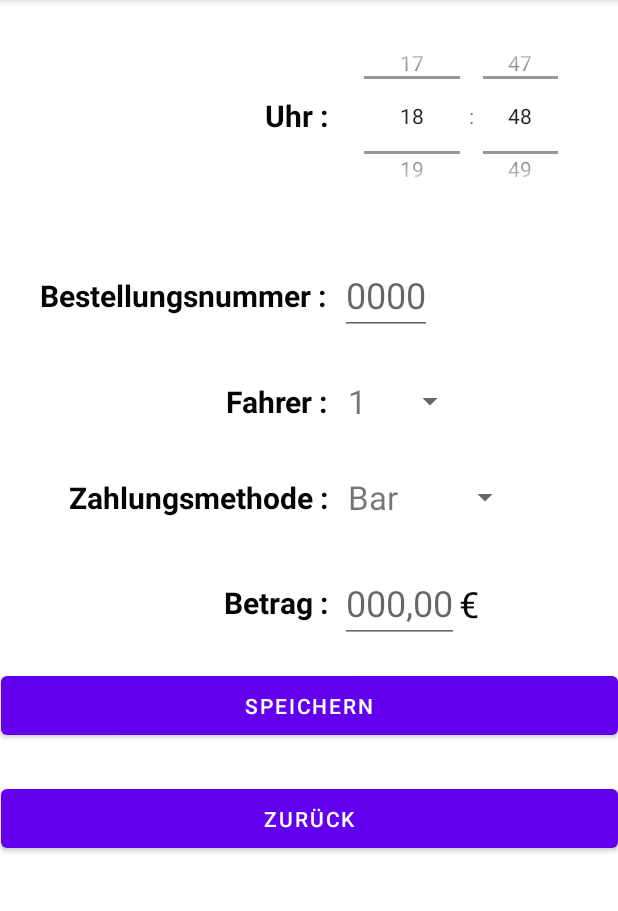
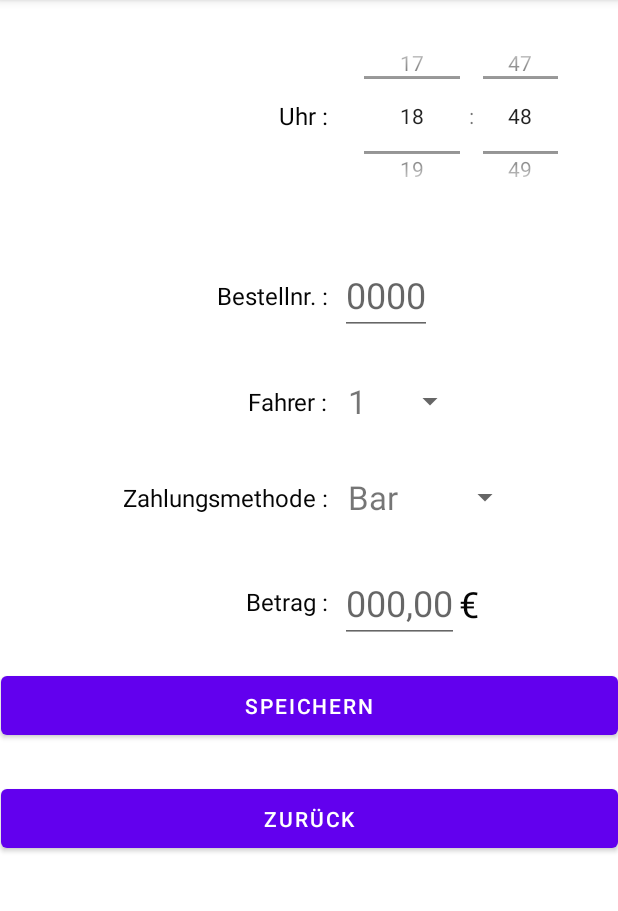
Before and after one commit to jagenau49/adisyon, an Android app: the screen it shows after launch (OrderAddActivity), after a tap on "NEU BESTELLUNG", on a phone screen of 412 x 824 dp, the part 84-995 px from its top. Run offline under Robolectric (Android 15) with nearby library versions, the phone set to English and light mode, and no system bars; our stand-ins replace Room's generated code.

Commit message:
OrderAddActivity updated for small screens.#12

```diff
--- a/app/src/main/java/com/catsoftware/adisyon/MainActivity.java
+++ b/app/src/main/java/com/catsoftware/adisyon/MainActivity.java
@@ -91,9 +91,9 @@ public class MainActivity extends AppCompatActivity {
 
         //database processes
         AppDatabase db = AppDatabase.getDbInstance(context);
-        int beforeDeleteCountOfOldOrders = db.orderDao().getCountOldOrders(currentYear, currentYear, currentToday);// get the counts before delete
+        int beforeDeleteCountOfOldOrders = db.orderDao().getCountOldOrders(currentYear, currentMonth, currentToday);// get the counts before delete
         db.orderDao().deleteOldYear(currentYear);
-        db.orderDao().deleteOldMonth(currentYear);
+        db.orderDao().deleteOldMonth(currentMonth);
         db.orderDao().deleteOldDay(currentToday);
         int afterDeleteCountOfOldOrders = db.orderDao().getCountOldOrders(currentYear, currentYear, currentToday);// get the counts after delete
 
@@ -111,6 +111,7 @@ public class MainActivity extends AppCompatActivity {
         linearLayoutManager.setOrientation(LinearLayoutManager.VERTICAL);
         recyclerView.setLayoutManager(linearLayoutManager);
         int countOrders = loadOrderList().size();
+
         tvCountTotalOrders.setText(""+ countOrders);
 
     }
--- a/app/src/main/java/com/catsoftware/adisyon/OrderAddActivity.java
+++ b/app/src/main/java/com/catsoftware/adisyon/OrderAddActivity.java
@@ -162,7 +162,7 @@ public class OrderAddActivity extends AppCompatActivity {
 
 
     public void siparisKaydet(boolean duzenlemeMi, int saat, int dakika, String surucuNo, String odemeYontemi, String stUcret, String siparisNo) {
-
+        System.out.println("Siparis kaydet calisti");//
 
 
 
--- a/app/src/main/res/layout/activity_siparis_girme_ekrani.xml
+++ b/app/src/main/res/layout/activity_siparis_girme_ekrani.xml
@@ -22,16 +22,15 @@
         android:layout_width="wrap_content"
         android:layout_height="wrap_content"
 
-        android:layout_marginStart="133dp"
         android:layout_marginEnd="8dp"
         android:text="@string/surucu_no"
         android:textColor="#050505"
-        android:textSize="20sp"
-        android:textStyle="bold"
+        android:textSize="16sp"
+        android:textStyle="normal"
         app:layout_constraintBottom_toBottomOf="@+id/spSurucuNo"
         app:layout_constraintEnd_toStartOf="@+id/spSurucuNo"
         app:layout_constraintHorizontal_bias="1.0"
-        app:layout_constraintStart_toStartOf="@+id/textView"
+        app:layout_constraintStart_toStartOf="@+id/textView2"
         app:layout_constraintTop_toTopOf="@+id/spSurucuNo" />
 
     <TextView
@@ -39,31 +38,31 @@
         android:layout_width="wrap_content"
 
         android:layout_height="wrap_content"
-        android:layout_marginStart="8dp"
         android:layout_marginEnd="8dp"
         android:text="@string/siparis_no"
         android:textColor="#050505"
-        android:textSize="20sp"
-        android:textStyle="bold"
+        android:textSize="16sp"
+        android:textStyle="normal"
         app:layout_constraintBottom_toBottomOf="@+id/etSiparisNo"
         app:layout_constraintEnd_toStartOf="@+id/etSiparisNo"
-        app:layout_constraintHorizontal_bias="0.92"
-        app:layout_constraintStart_toStartOf="parent"
+        app:layout_constraintHorizontal_bias="1.0"
+        app:layout_constraintStart_toStartOf="@+id/textView2"
         app:layout_constraintTop_toTopOf="@+id/etSiparisNo" />
 
     <TextView
         android:layout_width="wrap_content"
         android:layout_height="wrap_content"
 
+        android:layout_marginStart="104dp"
         android:layout_marginEnd="8dp"
         android:text="@string/tutar"
         android:textColor="#050505"
-        android:textSize="20sp"
-        android:textStyle="bold"
+        android:textSize="16sp"
+        android:textStyle="normal"
         app:layout_constraintBottom_toBottomOf="@+id/etUcret"
         app:layout_constraintEnd_toStartOf="@+id/etUcret"
         app:layout_constraintHorizontal_bias="1.0"
-        app:layout_constraintStart_toStartOf="@+id/textView"
+        app:layout_constraintStart_toStartOf="@+id/textView2"
         app:layout_constraintTop_toTopOf="@+id/etUcret"
         app:layout_constraintVertical_bias="0.476" />
 
@@ -118,18 +117,20 @@
         app:layout_constraintTop_toBottomOf="@+id/timePicker1" />
 
     <TextView
+        android:id="@+id/textView2"
         android:layout_width="wrap_content"
+
         android:layout_height="wrap_content"
-
+        android:layout_marginStart="8dp"
         android:layout_marginEnd="8dp"
         android:text="@string/odeme_yontemi"
         android:textColor="#050505"
-        android:textSize="20sp"
-        android:textStyle="bold"
+        android:textSize="16sp"
+        android:textStyle="normal"
         app:layout_constraintBottom_toBottomOf="@+id/spOdemeYontemi"
         app:layout_constraintEnd_toStartOf="@+id/spOdemeYontemi"
         app:layout_constraintHorizontal_bias="1.0"
-        app:layout_constraintStart_toStartOf="@+id/textView"
+        app:layout_constraintStart_toStartOf="parent"
         app:layout_constraintTop_toTopOf="@+id/spOdemeYontemi" />
 
     <TextView
@@ -149,8 +150,8 @@
         android:layout_marginEnd="8dp"
         android:text="@string/saat"
         android:textColor="#050505"
-        android:textSize="20sp"
-        android:textStyle="bold"
+        android:textSize="16sp"
+        android:textStyle="normal"
         app:layout_constraintBottom_toBottomOf="@+id/timePicker1"
         app:layout_constraintEnd_toStartOf="@+id/timePicker1"
         app:layout_constraintTop_toTopOf="@+id/timePicker1" />
--- a/app/src/main/res/values/strings.xml
+++ b/app/src/main/res/values/strings.xml
@@ -32,7 +32,7 @@
     <string name="dikkat">Achtung!</string>
     <string name="onayla">Bestätigen</string>
     <string name="vazgec">Zurück</string>
-    <string name="siparis_no">Bestellungsnummer :</string>
+    <string name="siparis_no">Bestellnr. :</string>
     <string name="text_warning">Sie sind dabei, alle Daten in der Datenbank zu löschen. Diese Transaktion kann nicht rückgängig gemacht werden. Wenn Sie sicher sind, dass Sie alle Daten löschen möchten, schließen Sie den folgenden Vorgang ab und bestätigen Sie.</string>
     <string name="bugunun_siparisleri">Bestellungen:</string>
     <string name="_000_00" translatable="false">000,00</string>
```
